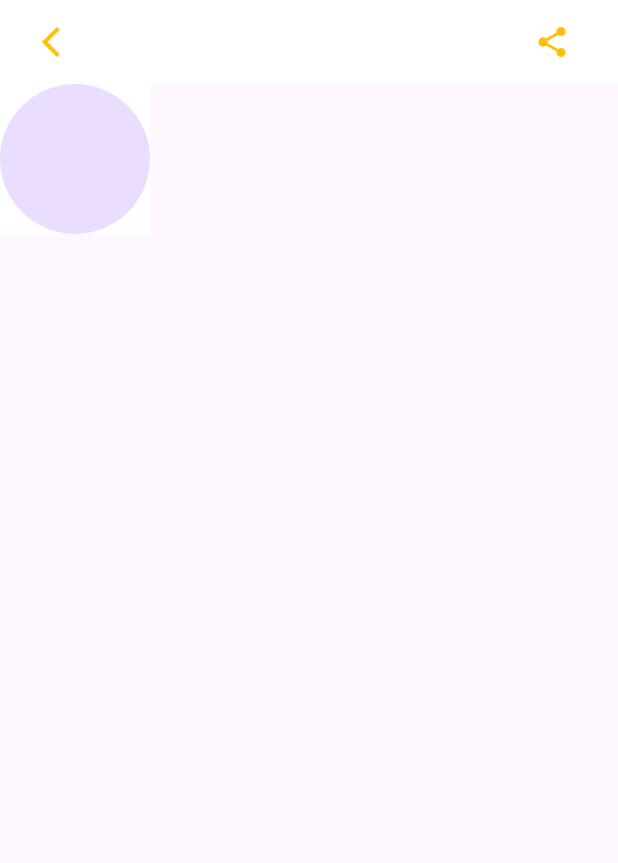
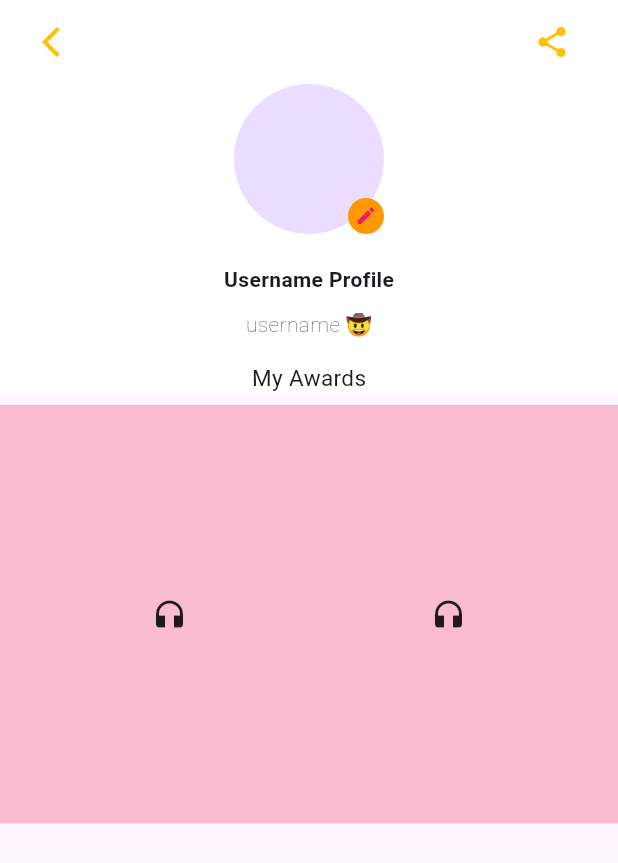
Before and after one commit to binivazqua/bejoy-, a Flutter app: the ProfilePage screen opened directly, on a phone screen of 412 x 824 dp. Shown: the top 863 px of the screen. Run offline on Flutter 3.47's test engine with Material 3 defaults, Android fonts, the phone set to English and light mode, and no system bars; our stand-ins replace curved_navigation_bar.

Commit message:
user view done

```diff
--- a/lib/pages/user.dart
+++ b/lib/pages/user.dart
@@ -1,4 +1,5 @@
 import 'package:flutter/material.dart';
+import 'package:flutter/widgets.dart';
 
 class ProfilePage extends StatelessWidget {
 
@@ -47,14 +48,75 @@ class ProfilePage extends StatelessWidget {
             child: Column(
               crossAxisAlignment: CrossAxisAlignment.center,
               children: [
-                CircleAvatar(
-                  radius: 50,
-                )
-              ],
-              )
+                Stack(
+
+                  alignment: Alignment.bottomRight,
+                  children: [
+                    CircleAvatar(
+                    radius: 50,
+
+                    ),
+                    InkWell(
+                      onTap: (){},
+                      child: CircleAvatar(
+                        backgroundColor: Colors.orange,
+                        radius: 12,
+                        child: Icon(
+                          Icons.edit, size: 15,
+
+                          color: Colors.pink
+                          )
+
+                        ),
+                    )
+
+                ]),
+
+                Padding(
+                  padding: const EdgeInsets.only(top: 20.0, bottom: 10.0),
+                  child: Text('Username Profile', style: TextStyle(fontWeight: FontWeight.w600),),
+                ),
+                Row(
+                  mainAxisAlignment: MainAxisAlignment.center,
+                  children: [
+                    Column(
+                      children: [
+                        Text('username 🤠', style: TextStyle(
+                            fontWeight: FontWeight.w200
+                        ),
+                      ),
+                      const SizedBox(
+                        height: 15,
+                      ),
+                      Text('My Awards', style: TextStyle(
+                        fontSize: 15,
+                      ))
+                      ],
+                      )
+                  ]
+                ),
+
+              ]),
+          ),
+          const SizedBox(height: 8),
+          Container(
+            color: Colors.pink[100],
+            padding: EdgeInsets.symmetric(horizontal: 20),
+            child:
+            Column(children: [
+                GridView.count(crossAxisCount: 2,
+                shrinkWrap: true,
+                childAspectRatio: 1/1.5,
+                children:[
+                  Icon(Icons.headphones),
+                  Icon(Icons.headphones),
+
+
+                ])
+            ],)
           ),
 
-      ]
+      ],
     ),
 
 
--- a/pubspec.yaml
+++ b/pubspec.yaml
@@ -64,6 +64,7 @@ flutter:
 
      - lib/images/google.png
      - lib/images/apple.png
+     - lib/images/mononoke.png
 
   # An image asset can refer to one or more resolution-specific "variants", see
   # https://flutter.dev/assets-and-images/#resolution-aware
```
Also changed, not shown: lib/images/ mononoke.png (added).
